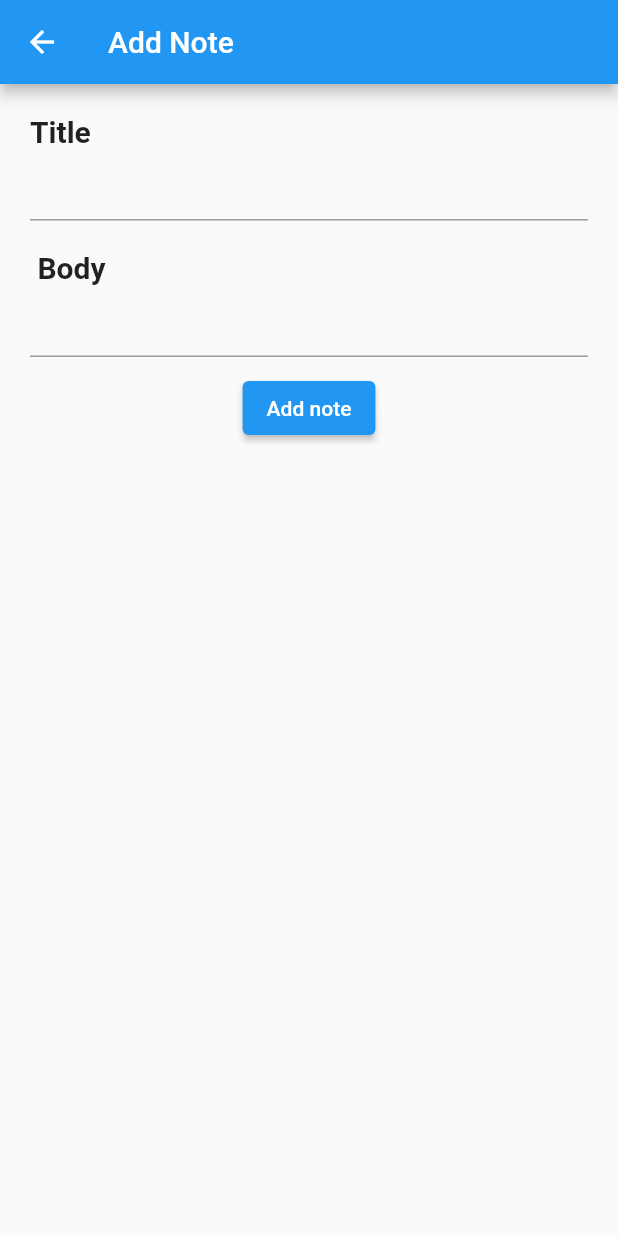
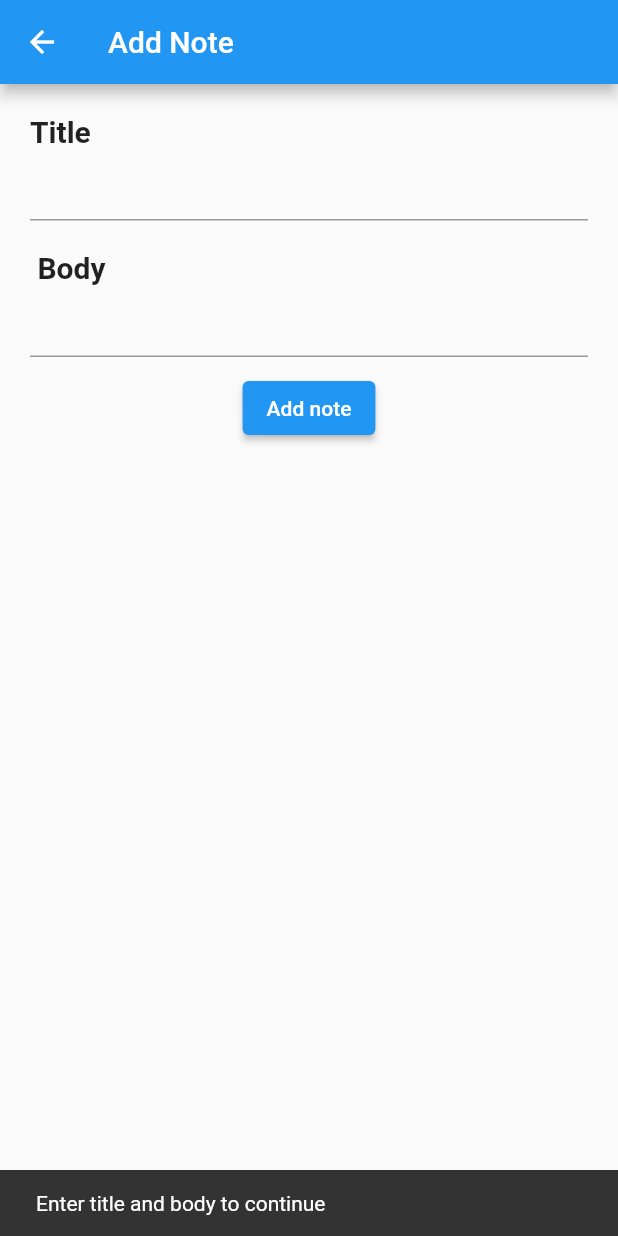
Before and after one commit to Irshadmutthu/Note_app_flutter_sqflite, a Flutter app: the Addnote screen opened by its route, after a tap on "Add note", on a phone screen of 412 x 824 dp. Run offline on Flutter 3.47's test engine with Material 2 defaults, Android fonts, the phone set to English and light mode, and no system bars; our stand-ins replace sqflite; accounts and stored records are empty.

Commit message:
add note update

```diff
--- a/lib/models/note_model.dart
+++ b/lib/models/note_model.dart
@@ -1,15 +1,20 @@
 class NotesModel {
-  int id;
+  int? id;
   String title;
   String body;
   DateTime creationdate;
   NotesModel(
-      {required this.id,
+      {this.id,
       required this.title,
       required this.body,
       required this.creationdate});
 
   Map<String, dynamic> toMap() {
-    return {"id": id, "title": title, "body": body, "creationdate": creationdate};
+    return {
+      "id": id,
+      "title": title,
+      "body": body,
+      "creationdate": creationdate
+    };
   }
 }
--- a/lib/screens/add_note.dart
+++ b/lib/screens/add_note.dart
@@ -1,4 +1,8 @@
+import 'dart:developer';
+
 import 'package:flutter/material.dart';
+import 'package:note_app/db/database_provider.dart';
+import 'package:note_app/models/note_model.dart';
 
 class Addnote extends StatefulWidget {
   const Addnote({super.key});
@@ -8,8 +12,20 @@ class Addnote extends StatefulWidget {
 }
 
 class _AddnoteState extends State<Addnote> {
+  addnote(NotesModel notesModel) {
+    try {
+      DatabaseProvider.db.addNote(notesModel);
+      log("note added success");
+    } catch (error) {
+      ScaffoldMessenger.of(context)
+          .showSnackBar(SnackBar(content: Text(error.toString())));
+    }
+  }
+
   TextEditingController titleController = TextEditingController();
   TextEditingController bodycontroller = TextEditingController();
+  String title = '';
+  String body = '';
   @override
   Widget build(BuildContext context) {
     return Scaffold(
@@ -43,8 +59,28 @@ class _AddnoteState extends State<Addnote> {
               height: 10,
             ),
             Center(
-                child:
-                    ElevatedButton(onPressed: () {}, child: Text("Add note")))
+                child: ElevatedButton(
+                    onPressed: () {
+                      setState(() {
+                        title = titleController.text;
+                        body = bodycontroller.text;
+                      });
+                      if (titleController.text.isNotEmpty &&
+                          bodycontroller.text.isNotEmpty) {
+                        addnote(NotesModel(
+                            title: title,
+                            body: body,
+                            creationdate: DateTime.now()));
+                        Navigator.pop(context);
+                        Navigator.pushNamed(context, "home");
+                      } else {
+                        ScaffoldMessenger.of(context).showSnackBar(
+                            const SnackBar(
+                                content:
+                                    Text("Enter title and body to continue")));
+                      }
+                    },
+                    child: const Text("Add note")))
           ],
         ),
       ),
```
